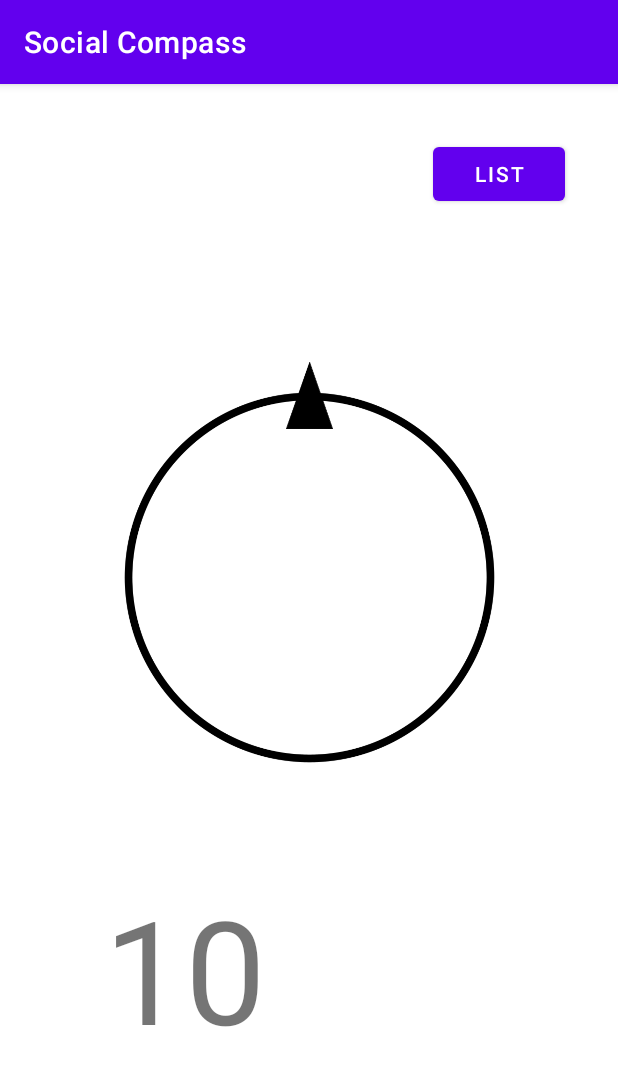
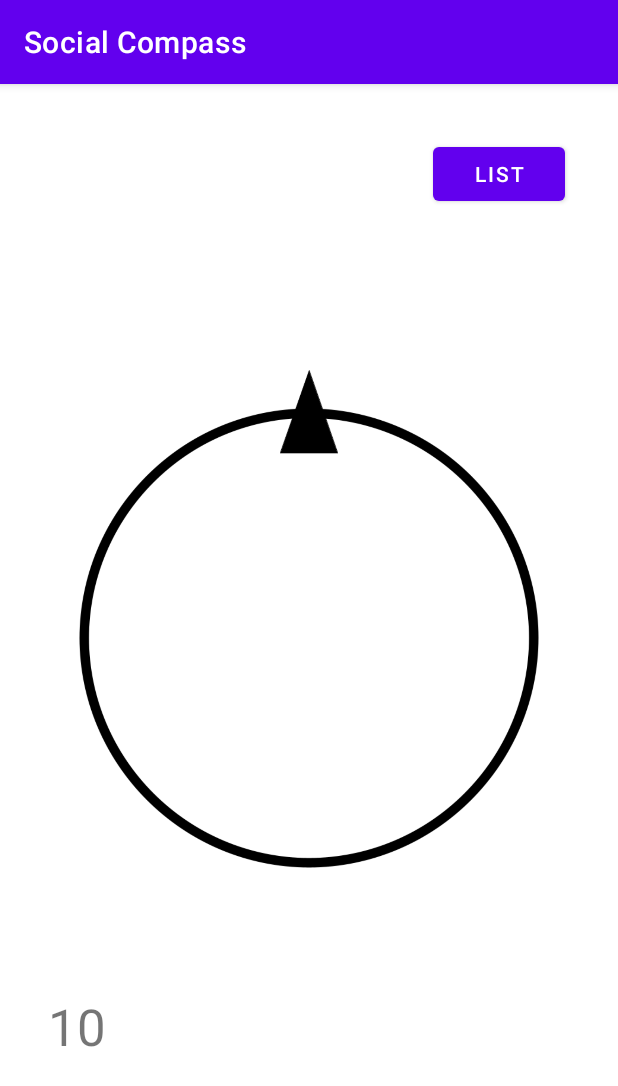
Before and after one commit to CSE-110-Winter-2023/cse-110-project-cse110-team-36, an Android app: the screen it shows after launch (MainActivity), on a phone screen of 412 x 824 dp. Shown: the top 1086 px of the screen. Run offline under Robolectric (Android 15) with nearby library versions, the phone set to English and light mode, and no system bars.

Commit message:
made the textView smaller

```diff
--- a/app/src/main/res/layout/activity_main.xml
+++ b/app/src/main/res/layout/activity_main.xml
@@ -51,7 +51,7 @@
         android:layout_marginStart="16dp"
         android:layout_marginBottom="114dp"
         android:text="10"
-        android:textSize="96sp"
+        android:textSize="34sp"
         app:layout_constraintBottom_toBottomOf="parent"
         app:layout_constraintStart_toStartOf="@+id/compass"
         app:layout_constraintTop_toBottomOf="@+id/compass" />
```
